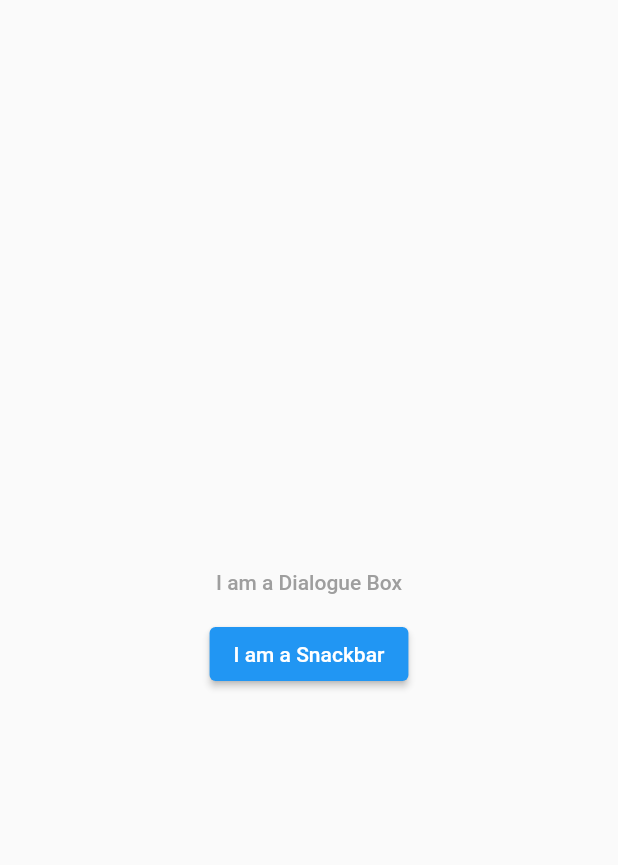
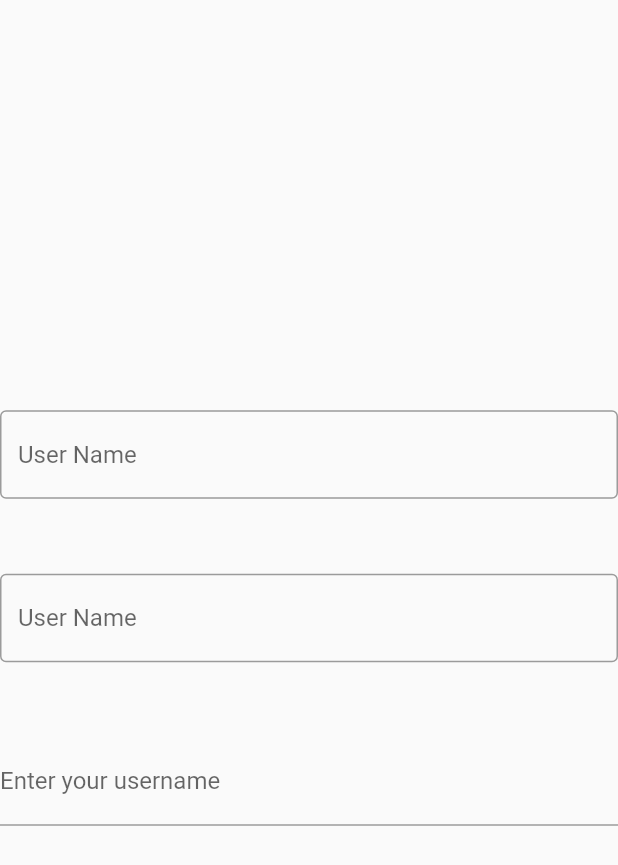
Before and after one commit to AavashGyawali/flutter_class1, a Flutter app: the screen it shows after launch, on a phone screen of 412 x 824 dp. Shown: the top 865 px of the screen. Run offline on Flutter 3.47's test engine with Material 2 defaults, Android fonts, the phone set to English and light mode, and no system bars.

Commit message:
new text field

```diff
--- a/lib/main.dart
+++ b/lib/main.dart
@@ -2,6 +2,7 @@ import 'package:class_1/practice/Alert.dart';
 import 'package:class_1/practice/button.dart';
 import 'package:class_1/practice/checkbox.dart';
 import 'package:class_1/practice/container.dart';
+import 'package:class_1/practice/text_field.dart';
 import 'package:class_1/practice/hlw_1.dart';
 import 'package:class_1/practice/my_alert_dialog.dart';
 import 'package:class_1/practice/parctice1.dart';
@@ -25,7 +26,7 @@ class MyApp extends StatelessWidget {
       theme: ThemeData(
         primarySwatch: Colors.blue,
       ),
-      home: const MyAlertdialog(),// auta maatra haalna milcha
+      home: const FormWidget(),// auta maatra haalna milcha
       debugShowCheckedModeBanner: false,
     );
   }
--- /dev/null
+++ b/lib/practice/text_field.dart
@@ -0,0 +1,68 @@
+import 'package:flutter/material.dart';
+
+class FormWidget extends StatefulWidget {
+  const FormWidget({Key? key}) : super(key: key);
+
+  @override
+  State<FormWidget> createState() => _FormWidgetState();
+}
+
+class _FormWidgetState extends State<FormWidget> {
+  @override
+  Widget build(BuildContext context) {
+    return  Scaffold(
+      body:
+      Column(
+        mainAxisAlignment: MainAxisAlignment.center,
+        children:  [
+          _username(),
+          const SizedBox(
+            height: 50,
+
+          ),
+          _password(),
+          const SizedBox(
+            height: 50,
+          ),
+
+          _myTextFormField()
+                                      ],
+      )
+
+
+    );
+  }
+
+  _username() {
+    return const TextField(
+      decoration: InputDecoration(
+          border: OutlineInputBorder(),
+          hintText: "User Name"
+      ),
+    );
+  }
+
+  _password() {
+    return const TextField(
+
+      decoration: InputDecoration(
+          border: OutlineInputBorder(),
+          hintText: "User Name"
+      ),
+
+
+    );
+  }
+
+  _myTextFormField() {
+    return TextFormField(
+
+      decoration: const InputDecoration(
+        border: UnderlineInputBorder(),
+
+        labelText: "Enter your username"
+      ),
+
+    );
+  }
+}
```
Also changed, not shown: 3 other files.
